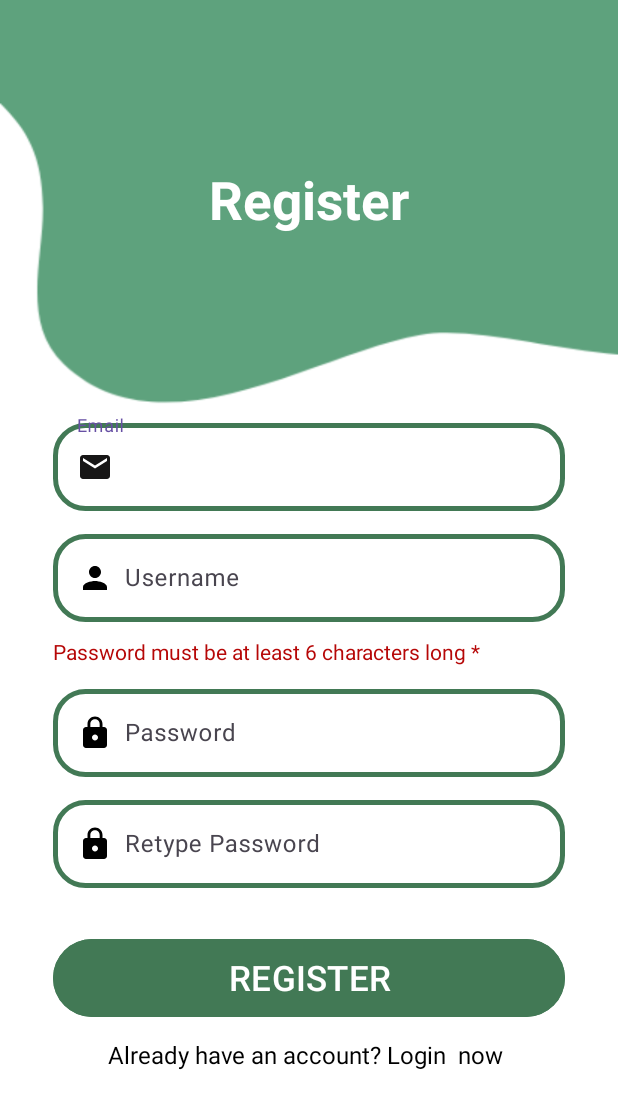
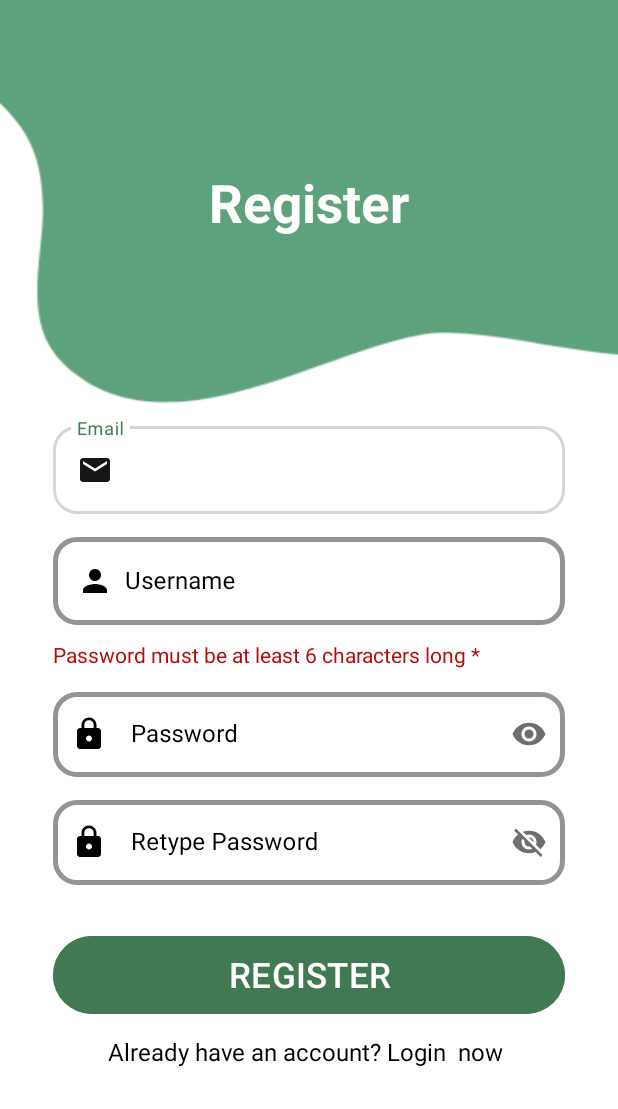
Before and after one commit to VezalisPetros/Recyclo, an Android app: the screen it shows after launch (Register), after a tap on "Not yet registered? Sign up now", on a phone screen of 412 x 824 dp. Shown: the top 1109 px of the screen. Run offline under Robolectric (Android 15) with nearby library versions, the phone set to English and light mode, and no system bars; our stand-ins replace Firebase (no records; nobody signed in at launch, a user with empty details on screens opened directly); 2 other taps on this screen came first.

Commit message:
git commit -m "Initial commit"

```diff
--- a/app/src/main/res/layout/activity_register.xml
+++ b/app/src/main/res/layout/activity_register.xml
@@ -29,12 +29,12 @@
     <com.google.android.material.textfield.TextInputLayout
         android:layout_width="match_parent"
         android:layout_height="wrap_content"
-        android:layout_marginTop="90dp">
+        android:layout_marginTop="90dp"
+        style="@style/MyEditTextStyle">
         <com.google.android.material.textfield.TextInputEditText
             android:id="@+id/email"
 
             android:hint="@string/email"
-            android:background="@drawable/custom_edittext"
             android:drawableLeft="@drawable/baseline_email_24"
             android:drawablePadding="8dp"
             android:textColor="@color/black"
@@ -44,12 +44,12 @@
     <com.google.android.material.textfield.TextInputLayout
         android:layout_width="match_parent"
         android:layout_height="wrap_content"
-        android:layout_marginTop="10dp">
+        android:layout_marginTop="10dp"
+        style="@style/MyEditTextStyle">>
         <com.google.android.material.textfield.TextInputEditText
             android:id="@+id/username"
 
             android:hint="@string/username"
-            android:background="@drawable/custom_edittext"
             android:drawableLeft="@drawable/baseline_person_24"
             android:drawablePadding="8dp"
             android:textColor="@color/black"
@@ -67,15 +67,18 @@
         android:layout_width="match_parent"
         android:layout_height="wrap_content"
         android:layout_marginTop="10dp"
+        style="@style/MyEditTextStyle"
+        android:hint="@string/password"
+        app:endIconMode="password_toggle"
+        app:endIconTint="@color/grayLock"
+        app:startIconDrawable="@drawable/baseline_lock_24"
+        app:startIconTint="@color/black"
+        >
 
         >
         <com.google.android.material.textfield.TextInputEditText
             android:id="@+id/password"
-            android:background="@drawable/custom_edittext"
-            android:drawableLeft="@drawable/baseline_lock_24"
-            android:drawablePadding="8dp"
-            android:hint="@string/password"
-
+            android:inputType="textPassword"
             android:textColor="@color/black"
             android:layout_width="match_parent"
             android:layout_height="wrap_content"/>
@@ -83,12 +86,14 @@
     <com.google.android.material.textfield.TextInputLayout
         android:layout_width="match_parent"
         android:layout_height="wrap_content"
-        android:layout_marginTop="10dp">
+        android:layout_marginTop="10dp"
+        style="@style/MyEditTextStyle"
+        app:endIconMode="password_toggle"
+        app:endIconTint="@color/grayLock"
+        app:startIconDrawable="@drawable/baseline_lock_24"
+        app:startIconTint="@color/black">
         <com.google.android.material.textfield.TextInputEditText
             android:id="@+id/passwordRetype"
-            android:background="@drawable/custom_edittext"
-            android:drawableLeft="@drawable/baseline_lock_24"
-            android:drawablePadding="8dp"
             android:hint="@string/passwordRetype"
             android:textColor="@color/black"
             android:layout_width="match_parent"
--- a/app/src/main/res/layout/activity_user_main.xml
+++ b/app/src/main/res/layout/activity_user_main.xml
@@ -148,6 +148,9 @@
                 android:layout_width="220dp"
                 android:layout_height="10dp"
                 android:layout_marginTop="10dp"
+                android:indeterminate="false"
+                android:max="100"
+                android:progress="0"
                 android:progressDrawable="@drawable/custom_progressbar" />
 
             <ImageView
--- a/app/src/main/res/values/colors.xml
+++ b/app/src/main/res/values/colors.xml
@@ -10,6 +10,8 @@
     <color name="gold">#D8AB69</color>
     <color name="lightgold">#ECD7B8</color>
     <color name="gray">#CDC5B8</color>
+    <color name="grayLock">#6E6E6E</color>
     <color name="purple">#901490</color>
 
+
 </resources>
--- a/app/src/main/res/values/strings.xml
+++ b/app/src/main/res/values/strings.xml
@@ -18,6 +18,8 @@
     <string name="no_registration_to_approve">No registration to approve</string>
     <string name="view_top_statistics">View top statistics</string>
     <string name="here_are_the_top_3_users_for_each_category">Here are the top 3 users for each category</string>
+    <string name="quanity">Quanity</string>
+    <string name="date">Date</string>
     <string-array name="material_array">
         <item>Plastic</item>
         <item>Glass</item>
--- a/app/src/main/res/values/themes.xml
+++ b/app/src/main/res/values/themes.xml
@@ -11,9 +11,26 @@
         <item name="colorAccent">@color/green</item>
     </style>
     <style name="MyExposedDropdownMenu" parent="Widget.MaterialComponents.TextInputLayout.OutlinedBox.ExposedDropdownMenu">
-        <item name="boxStrokeColor">@color/green</item>
+        <item name="boxStrokeColor">@color/border_color</item>
         <item name="hintTextColor">@color/green</item>
         <item name="counterTextColor">@color/green</item>
+        <item name="android:textColorHint">@color/black</item>
+        <item name="boxStrokeWidth">3dp</item>
+        <item name="shapeAppearance">@style/MyShapeAppearance</item>
+
+    </style>
+    <style name="MyEditTextStyle" parent="Widget.MaterialComponents.TextInputLayout.OutlinedBox">
+        <item name="boxStrokeColor">@color/border_color</item>
+        <item name="hintTextColor">@color/green</item>
+        <item name="counterTextColor">@color/green</item>
+        <item name="boxStrokeWidth">3dp</item>
+        <item name="shapeAppearance">@style/MyShapeAppearance</item>
+        <item name="android:textColorHint">@color/black</item>
+
+    </style>
+
+    <style name="MyShapeAppearance" parent="">
+        <item name="cornerSize">16dp</item> <!-- Set the corner size you want -->
     </style>
     <style name="custom_edittext" parent="Widget.MaterialComponents.TextInputLayout.OutlinedBox">
         <item name="boxStrokeColor">@color/green</item>
```
Also changed, not shown: app/src/main/res/layout/activity_login.xml (+8 -5 lines), app/src/main/res/layout/activity_recycle_form.xml (+16 -5 lines).
